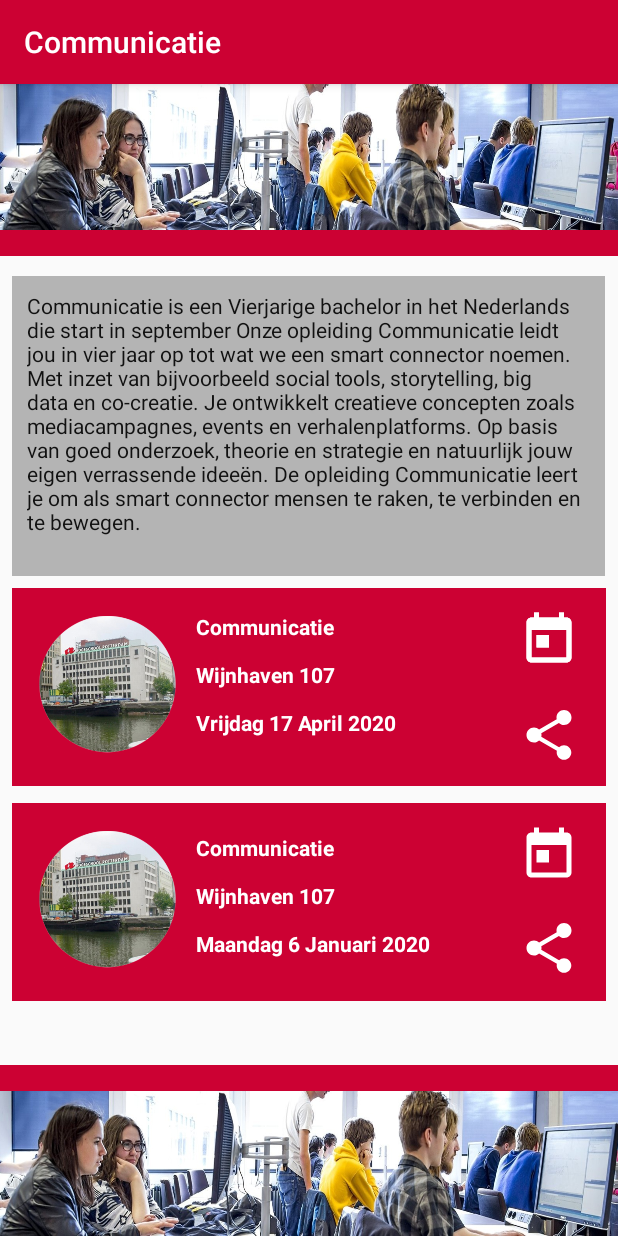
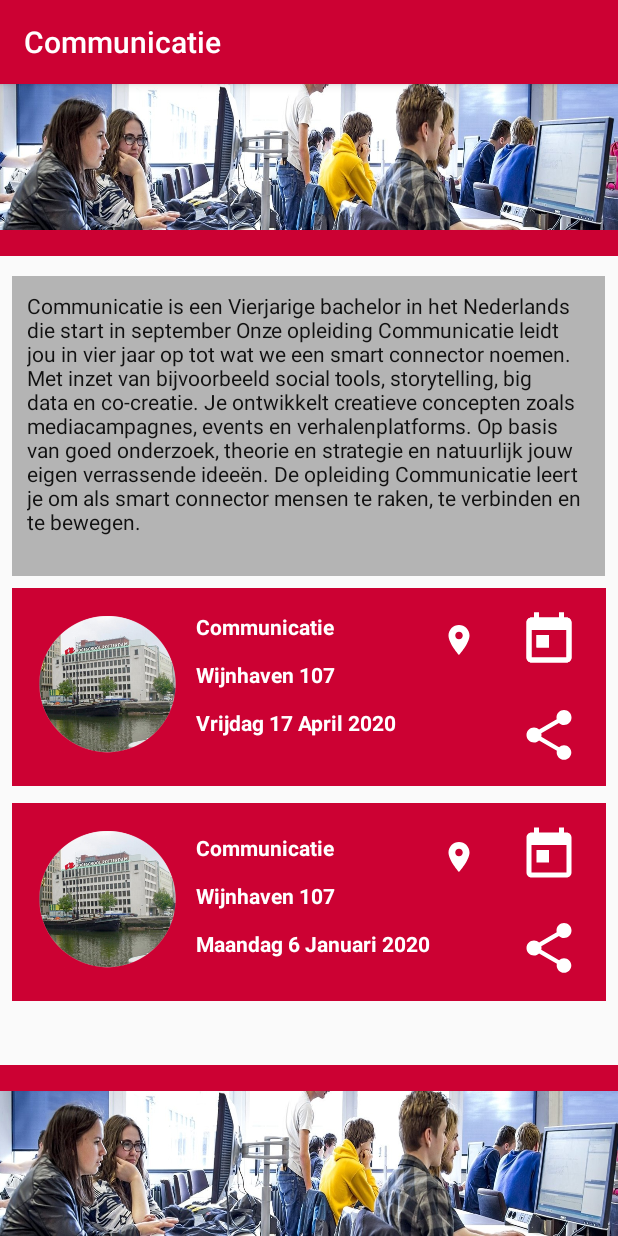
Before and after one commit to daanneek/project2, an Android app: the C screen opened directly, with no data from a screen before it, on a phone screen of 412 x 824 dp. Run offline under Robolectric (Android 15) with nearby library versions, the phone set to English and light mode, and no system bars.

Commit message:
Nieuwe popup window functie per pagina

```diff
--- a/app/src/main/java/com/androidhunger/opendagapp/C.java
+++ b/app/src/main/java/com/androidhunger/opendagapp/C.java
@@ -18,6 +18,11 @@ public class C extends AppCompatActivity {
         super.onCreate(savedInstanceState);
         setContentView(R.layout.activity_communicatie);
 
+    }
+    public void goToPop(View v) {
+        Intent a = new Intent(this, Pop.class);
+        startActivity(a);
+        overridePendingTransition(R.anim.slide_in_right, R.anim.slide_out_left);
     }
     public void calender1(View v){
         Calendar beginTime = Calendar.getInstance();
--- a/app/src/main/java/com/androidhunger/opendagapp/CMD.java
+++ b/app/src/main/java/com/androidhunger/opendagapp/CMD.java
@@ -18,6 +18,11 @@ public class CMD extends AppCompatActivity {
         super.onCreate(savedInstanceState);
         setContentView(R.layout.activity_cmd);
 
+    }
+    public void goToPop(View v) {
+        Intent a = new Intent(this, Pop.class);
+        startActivity(a);
+        overridePendingTransition(R.anim.slide_in_right, R.anim.slide_out_left);
     }
     public void calender1(View v){
         Calendar beginTime = Calendar.getInstance();
--- a/app/src/main/java/com/androidhunger/opendagapp/CMGT.java
+++ b/app/src/main/java/com/androidhunger/opendagapp/CMGT.java
@@ -17,6 +17,11 @@ public class CMGT extends AppCompatActivity {
     protected void onCreate(Bundle savedInstanceState) {
         super.onCreate(savedInstanceState);
         setContentView(R.layout.activity_cmgt);
+    }
+    public void goToPop(View v) {
+        Intent a = new Intent(this, Pop.class);
+        startActivity(a);
+        overridePendingTransition(R.anim.slide_in_right, R.anim.slide_out_left);
     }
     public void calender1(View v){
         Calendar beginTime = Calendar.getInstance();
--- a/app/src/main/java/com/androidhunger/opendagapp/ti.java
+++ b/app/src/main/java/com/androidhunger/opendagapp/ti.java
@@ -18,6 +18,11 @@ public class ti extends AppCompatActivity {
         super.onCreate(savedInstanceState);
         setContentView(R.layout.activity_technischeinformatica);
 
+    }
+    public void goToPop(View v) {
+        Intent a = new Intent(this, Pop.class);
+        startActivity(a);
+        overridePendingTransition(R.anim.slide_in_right, R.anim.slide_out_left);
     }
     public void calender1(View v){
         Calendar beginTime = Calendar.getInstance();
--- a/app/src/main/res/layout/activity_communicatie.xml
+++ b/app/src/main/res/layout/activity_communicatie.xml
@@ -1,8 +1,6 @@
 <?xml version="1.0" encoding="utf-8"?>
 <android.support.constraint.ConstraintLayout xmlns:android="http://schemas.android.com/apk/res/android"
     xmlns:app="http://schemas.android.com/apk/res-auto"
-
-    xmlns:tools="http://schemas.android.com/tools"
     android:layout_width="match_parent"
     android:layout_height="match_parent">
 
@@ -96,7 +94,7 @@
         android:layout_width="390dp"
         android:layout_height="210dp"
         android:padding="10dp"
-        android:text="Communicatie is een Vierjarige bachelor in het Nederlands die start in september Onze opleiding Communicatie leidt jou in vier jaar op tot wat we een smart connector noemen. Met inzet van bijvoorbeeld social tools, storytelling, big data en co-creatie. Je ontwikkelt creatieve concepten zoals mediacampagnes, events en verhalenplatforms. Op basis van goed onderzoek, theorie en strategie en natuurlijk jouw eigen verrassende ideeën. De opleiding Communicatie leert je om als smart connector mensen te raken, te verbinden en te bewegen."
+        android:text="@string/Communicatie"
         android:textColor="#111"
         android:textSize="14sp"
         app:layout_constraintEnd_toEndOf="@+id/background2"
@@ -278,5 +276,31 @@
         app:layout_constraintTop_toTopOf="@+id/background13"
         app:layout_constraintVertical_bias="0.571" />
 
+    <ImageButton
+        android:layout_width="50dp"
+        android:layout_height="40dp"
+        android:background="#00FFFFFF"
+        android:onClick="goToPop"
+        android:src="@drawable/ic_map"
+        app:layout_constraintBottom_toBottomOf="@+id/background3"
+        app:layout_constraintEnd_toEndOf="@+id/background3"
+        app:layout_constraintHorizontal_bias="0.788"
+        app:layout_constraintStart_toStartOf="@+id/background3"
+        app:layout_constraintTop_toTopOf="@+id/background3"
+        app:layout_constraintVertical_bias="0.163" />
+
+    <ImageButton
+        android:layout_width="50dp"
+        android:layout_height="40dp"
+        android:background="#00FFFFFF"
+        android:onClick="goToPop"
+        android:src="@drawable/ic_map"
+        app:layout_constraintBottom_toBottomOf="@+id/background13"
+        app:layout_constraintEnd_toEndOf="@+id/background13"
+        app:layout_constraintHorizontal_bias="0.788"
+        app:layout_constraintStart_toStartOf="@+id/background13"
+        app:layout_constraintTop_toTopOf="@+id/background13"
+        app:layout_constraintVertical_bias="0.173" />
+
 
 </android.support.constraint.ConstraintLayout>
--- a/app/src/main/res/values/strings.xml
+++ b/app/src/main/res/values/strings.xml
@@ -49,6 +49,7 @@
     <string name="c">Communicatie</string>
     <string name="Route">r</string>
     <string name="Locatie">Locatie</string>
+    <string name="Communicatie">Communicatie is een Vierjarige bachelor in het Nederlands die start in september Onze opleiding Communicatie leidt jou in vier jaar op tot wat we een smart connector noemen. Met inzet van bijvoorbeeld social tools, storytelling, big data en co-creatie. Je ontwikkelt creatieve concepten zoals mediacampagnes, events en verhalenplatforms. Op basis van goed onderzoek, theorie en strategie en natuurlijk jouw eigen verrassende ideeën. De opleiding Communicatie leert je om als smart connector mensen te raken, te verbinden en te bewegen.</string>
 
 
 </resources>
```
Also changed, not shown: app/src/main/java/com/androidhunger/opendagapp/i.java (+6 -16 lines), app/src/main/res/layout/activity_cmd.xml (+27 -0 lines), app/src/main/res/layout/activity_cmgt.xml (+27 -0 lines), app/src/main/res/layout/activity_informatica.xml (+8 -10 lines), app/src/main/res/layout/activity_technischeinformatica.xml (+30 -0 lines), 1 other file.
